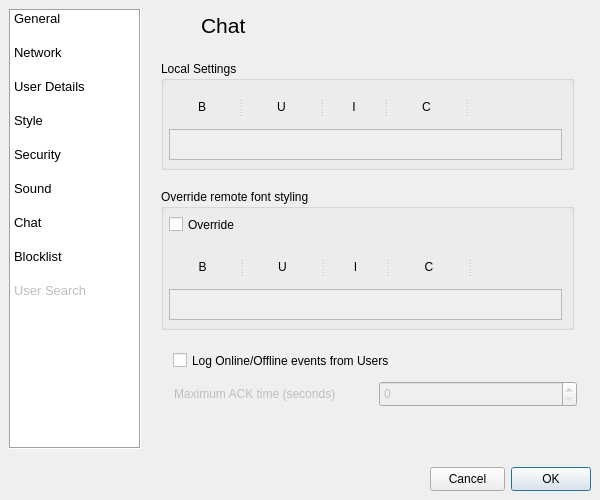
First picture: the form in src/gui/form_settingsgui.ui, repository vituperative/i2pchat, before the edit.
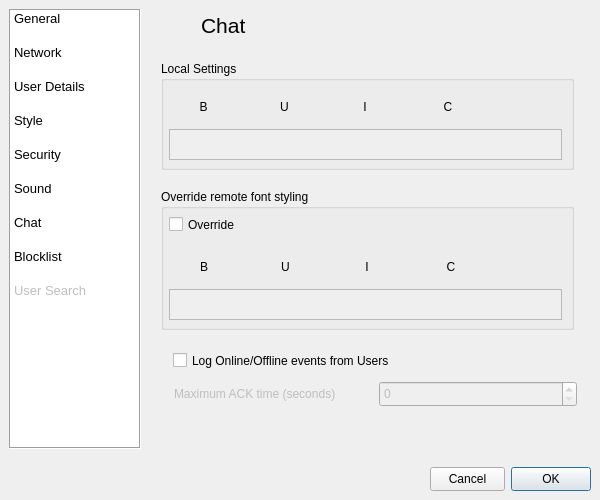
Second picture: the form after the edit. The open tabs and pages were chosen to show the change. Icons and pictures are not drawn.

```diff
--- a/src/gui/form_settingsgui.ui
+++ b/src/gui/form_settingsgui.ui
@@ -2184,88 +2184,18 @@
            <bool>false</bool>
           </property>
          </widget>
-         <widget class="QSplitter" name="splitter">
-          <property name="geometry">
-           <rect>
-            <x>4</x>
-            <y>32</y>
-            <width>405</width>
-            <height>28</height>
-           </rect>
-          </property>
-          <property name="orientation">
-           <enum>Qt::Horizontal</enum>
-          </property>
-          <widget class="QToolButton" name="cmdBoldChat">
-           <property name="enabled">
-            <bool>true</bool>
-           </property>
-           <property name="minimumSize">
-            <size>
-             <width>28</width>
-             <height>28</height>
-            </size>
-           </property>
-           <property name="toolTip">
-            <string>Bold</string>
-           </property>
-           <property name="text">
-            <string>B</string>
-           </property>
-           <property name="icon">
-            <iconset resource="resourcen.qrc">
-             <normaloff>:/icons/bold.svg</normaloff>:/icons/bold.svg</iconset>
-           </property>
-           <property name="iconSize">
-            <size>
-             <width>22</width>
-             <height>22</height>
-            </size>
-           </property>
-           <property name="checkable">
-            <bool>true</bool>
-           </property>
-           <property name="autoRaise">
-            <bool>true</bool>
-           </property>
-          </widget>
-          <widget class="QToolButton" name="cmdUnderChat">
-           <property name="enabled">
-            <bool>true</bool>
-           </property>
-           <property name="minimumSize">
-            <size>
-             <width>28</width>
-             <height>28</height>
-            </size>
-           </property>
-           <property name="toolTip">
-            <string>Underline</string>
-           </property>
-           <property name="text">
-            <string>U</string>
-           </property>
-           <property name="icon">
-            <iconset resource="resourcen.qrc">
-             <normaloff>:/icons/underline.svg</normaloff>:/icons/underline.svg</iconset>
-           </property>
-           <property name="iconSize">
-            <size>
-             <width>22</width>
-             <height>22</height>
-            </size>
-           </property>
-           <property name="checkable">
-            <bool>true</bool>
-           </property>
-           <property name="autoRaise">
-            <bool>true</bool>
-           </property>
-          </widget>
           <widget class="QToolButton" name="cmdItalicChat">
            <property name="enabled">
             <bool>true</bool>
            </property>
+          <property name="geometry">
+           <rect>
+            <x>166</x>
+            <y>32</y>
+            <width>76</width>
+            <height>28</height>
+           </rect>
+          </property>
            <property name="minimumSize">
             <size>
              <width>28</width>
@@ -2295,10 +2225,18 @@
             <bool>true</bool>
            </property>
           </widget>
-          <widget class="QToolButton" name="cmdColorChat">
+         <widget class="QToolButton" name="cmdUnderChat">
            <property name="enabled">
             <bool>true</bool>
            </property>
+          <property name="geometry">
+           <rect>
+            <x>85</x>
+            <y>32</y>
+            <width>77</width>
+            <height>28</height>
+           </rect>
+          </property>
            <property name="minimumSize">
             <size>
              <width>28</width>
@@ -2309,7 +2247,7 @@
             <string>Color</string>
            </property>
            <property name="text">
-            <string>C</string>
+           <string>U</string>
            </property>
            <property name="icon">
             <iconset resource="resourcen.qrc">
@@ -2317,9 +2255,53 @@
            </property>
            <property name="iconSize">
             <size>
-             <width>24</width>
-             <height>24</height>
-            </size>
+            <width>22</width>
+            <height>22</height>
+           </size>
+          </property>
+          <property name="checkable">
+           <bool>true</bool>
+          </property>
+          <property name="autoRaise">
+           <bool>true</bool>
+          </property>
+         </widget>
+         <widget class="QToolButton" name="cmdBoldChat">
+          <property name="enabled">
+           <bool>true</bool>
+          </property>
+          <property name="geometry">
+           <rect>
+            <x>4</x>
+            <y>32</y>
+            <width>77</width>
+            <height>28</height>
+           </rect>
+          </property>
+          <property name="minimumSize">
+           <size>
+            <width>28</width>
+            <height>28</height>
+           </size>
+          </property>
+          <property name="toolTip">
+           <string>Bold</string>
+          </property>
+          <property name="text">
+           <string>B</string>
+          </property>
+          <property name="icon">
+           <iconset resource="resourcen.qrc">
+            <normaloff>:/icons/bold.svg</normaloff>:/icons/bold.svg</iconset>
+          </property>
+          <property name="iconSize">
+           <size>
+            <width>22</width>
+            <height>22</height>
+           </size>
+          </property>
+          <property name="checkable">
+           <bool>true</bool>
            </property>
            <property name="autoRaise">
             <bool>true</bool>
@@ -2329,6 +2311,14 @@
            <property name="enabled">
             <bool>true</bool>
            </property>
+          <property name="geometry">
+           <rect>
+            <x>332</x>
+            <y>32</y>
+            <width>77</width>
+            <height>28</height>
+           </rect>
+          </property>
            <property name="minimumSize">
             <size>
              <width>28</width>
@@ -2361,6 +2351,43 @@
             <bool>true</bool>
            </property>
           </widget>
+         <widget class="QToolButton" name="cmdColorChat">
+          <property name="enabled">
+           <bool>true</bool>
+          </property>
+          <property name="geometry">
+           <rect>
+            <x>246</x>
+            <y>32</y>
+            <width>82</width>
+            <height>28</height>
+           </rect>
+          </property>
+          <property name="minimumSize">
+           <size>
+            <width>28</width>
+            <height>28</height>
+           </size>
+          </property>
+          <property name="toolTip">
+           <string>Color</string>
+          </property>
+          <property name="text">
+           <string>C</string>
+          </property>
+          <property name="icon">
+           <iconset resource="resourcen.qrc">
+            <normaloff>:/icons/palette.svg</normaloff>:/icons/palette.svg</iconset>
+          </property>
+          <property name="iconSize">
+           <size>
+            <width>24</width>
+            <height>24</height>
+           </size>
+          </property>
+          <property name="autoRaise">
+           <bool>true</bool>
+          </property>
          </widget>
         </widget>
         <widget class="QGroupBox" name="groupBox_25">
@@ -2413,22 +2440,100 @@
            <set>QTextEdit::AutoNone</set>
           </property>
          </widget>
-         <widget class="QSplitter" name="splitter_2">
+         <widget class="QToolButton" name="cmdOverwriteFontChat">
+          <property name="enabled">
+           <bool>true</bool>
+          </property>
           <property name="geometry">
            <rect>
-            <x>4</x>
+            <x>335</x>
             <y>64</y>
-            <width>409</width>
+            <width>78</width>
             <height>28</height>
            </rect>
           </property>
-          <property name="orientation">
-           <enum>Qt::Horizontal</enum>
+          <property name="minimumSize">
+           <size>
+            <width>28</width>
+            <height>28</height>
+           </size>
           </property>
+          <property name="maximumSize">
+           <size>
+            <width>16777215</width>
+            <height>16777215</height>
+           </size>
+          </property>
+          <property name="toolTip">
+           <string>Font</string>
+          </property>
+          <property name="text">
+           <string/>
+          </property>
+          <property name="icon">
+           <iconset resource="resourcen.qrc">
+            <normaloff>:/icons/font.svg</normaloff>:/icons/font.svg</iconset>
+          </property>
+          <property name="iconSize">
+           <size>
+            <width>22</width>
+            <height>22</height>
+           </size>
+          </property>
+          <property name="autoRaise">
+           <bool>true</bool>
+          </property>
+         </widget>
+         <widget class="QToolButton" name="cmdOverwriteColorChat">
+          <property name="enabled">
+           <bool>true</bool>
+          </property>
+          <property name="geometry">
+           <rect>
+            <x>249</x>
+            <y>64</y>
+            <width>82</width>
+            <height>28</height>
+           </rect>
+          </property>
+          <property name="minimumSize">
+           <size>
+            <width>28</width>
+            <height>28</height>
+           </size>
+          </property>
+          <property name="toolTip">
+           <string>Color</string>
+          </property>
+          <property name="text">
+           <string>C</string>
+          </property>
+          <property name="icon">
+           <iconset resource="resourcen.qrc">
+            <normaloff>:/icons/palette.svg</normaloff>:/icons/palette.svg</iconset>
+          </property>
+          <property name="iconSize">
+           <size>
+            <width>24</width>
+            <height>24</height>
+           </size>
+          </property>
+          <property name="autoRaise">
+           <bool>true</bool>
+          </property>
+         </widget>
           <widget class="QToolButton" name="cmdOverwriteBoldChat">
            <property name="enabled">
             <bool>true</bool>
            </property>
+          <property name="geometry">
+           <rect>
+            <x>4</x>
+            <y>64</y>
+            <width>78</width>
+            <height>28</height>
+           </rect>
+          </property>
            <property name="minimumSize">
             <size>
              <width>28</width>
@@ -2462,6 +2567,14 @@
            <property name="enabled">
             <bool>true</bool>
            </property>
+          <property name="geometry">
+           <rect>
+            <x>86</x>
+            <y>64</y>
+            <width>77</width>
+            <height>28</height>
+           </rect>
+          </property>
            <property name="minimumSize">
             <size>
              <width>28</width>
@@ -2495,6 +2608,14 @@
            <property name="enabled">
             <bool>true</bool>
            </property>
+          <property name="geometry">
+           <rect>
+            <x>167</x>
+            <y>64</y>
+            <width>78</width>
+            <height>28</height>
+           </rect>
+          </property>
            <property name="minimumSize">
             <size>
              <width>28</width>
@@ -2523,73 +2644,6 @@
            <property name="autoRaise">
             <bool>true</bool>
            </property>
-          </widget>
-          <widget class="QToolButton" name="cmdOverwriteColorChat">
-           <property name="enabled">
-            <bool>true</bool>
-           </property>
-           <property name="minimumSize">
-            <size>
-             <width>28</width>
-             <height>28</height>
-            </size>
-           </property>
-           <property name="toolTip">
-            <string>Color</string>
-           </property>
-           <property name="text">
-            <string>C</string>
-           </property>
-           <property name="icon">
-            <iconset resource="resourcen.qrc">
-             <normaloff>:/icons/palette.svg</normaloff>:/icons/palette.svg</iconset>
-           </property>
-           <property name="iconSize">
-            <size>
-             <width>24</width>
-             <height>24</height>
-            </size>
-           </property>
-           <property name="autoRaise">
-            <bool>true</bool>
-           </property>
-          </widget>
-          <widget class="QToolButton" name="cmdOverwriteFontChat">
-           <property name="enabled">
-            <bool>true</bool>
-           </property>
-           <property name="minimumSize">
-            <size>
-             <width>28</width>
-             <height>28</height>
-            </size>
-           </property>
-           <property name="maximumSize">
-            <size>
-             <width>16777215</width>
-             <height>16777215</height>
-            </size>
-           </property>
-           <property name="toolTip">
-            <string>Font</string>
-           </property>
-           <property name="text">
-            <string/>
-           </property>
-           <property name="icon">
-            <iconset resource="resourcen.qrc">
-             <normaloff>:/icons/font.svg</normaloff>:/icons/font.svg</iconset>
-           </property>
-           <property name="iconSize">
-            <size>
-             <width>22</width>
-             <height>22</height>
-            </size>
-           </property>
-           <property name="autoRaise">
-            <bool>true</bool>
-           </property>
-          </widget>
          </widget>
         </widget>
         <widget class="QCheckBox" name="LogOnlineStatusBox">
```
Left out of the diff: 193 changed lines with no effect on the pictures. Lines whose indentation alone changed are shown as unchanged.
